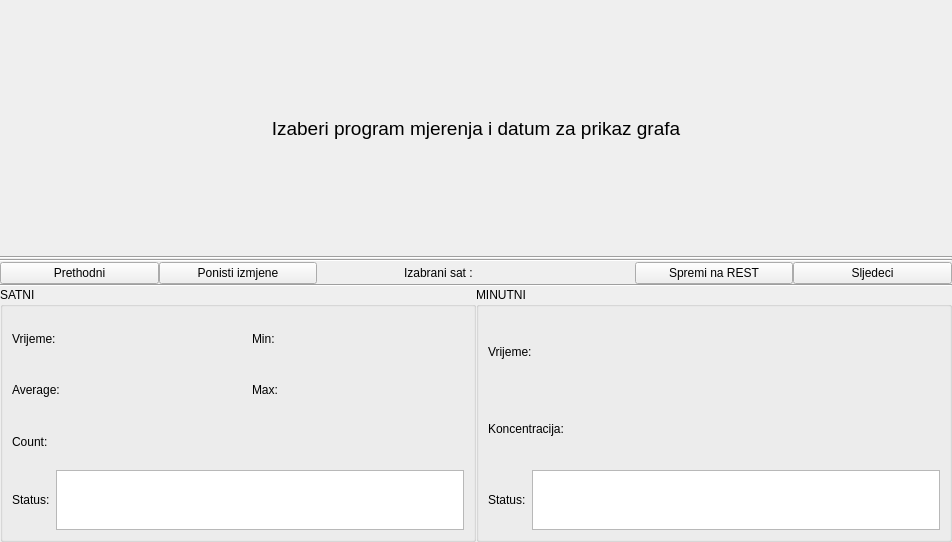
Before: the Qt Designer form app/view/ui_files/konc_graf_panel.ui in kluksa/kontrola-podataka, drawn with Qt 5.
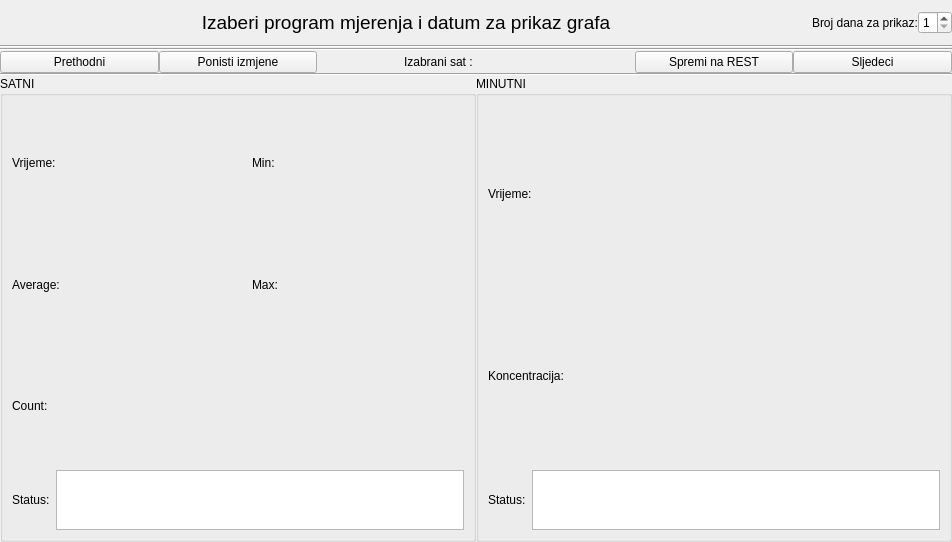
After: the same form once the commit is applied.

Commit message:
podrska za prikaz vise dana na satnom grafu
- spin box za kontrolu je desno od labela. Limitiran je na max 5 dana.
- upload minutnih podataka na rest se odnosi na sve sto je na grafu.

What changed in the file:
```diff
--- a/app/view/ui_files/konc_graf_panel.ui
+++ b/app/view/ui_files/konc_graf_panel.ui
@@ -27,9 +27,11 @@
     <number>0</number>
    </property>
    <item>
+    <layout class="QHBoxLayout" name="horizontalLayout_5">
+     <item>
     <widget class="QLabel" name="glavniLabel">
      <property name="sizePolicy">
-      <sizepolicy hsizetype="Minimum" vsizetype="Minimum">
+        <sizepolicy hsizetype="MinimumExpanding" vsizetype="Minimum">
        <horstretch>0</horstretch>
        <verstretch>0</verstretch>
       </sizepolicy>
@@ -55,6 +57,40 @@
       <bool>true</bool>
      </property>
     </widget>
+     </item>
+     <item>
+      <widget class="QLabel" name="label_3">
+       <property name="sizePolicy">
+        <sizepolicy hsizetype="Minimum" vsizetype="Preferred">
+         <horstretch>0</horstretch>
+         <verstretch>0</verstretch>
+        </sizepolicy>
+       </property>
+       <property name="text">
+        <string>Broj dana za prikaz:</string>
+       </property>
+      </widget>
+     </item>
+     <item>
+      <widget class="QSpinBox" name="brojDanaSpin">
+       <property name="sizePolicy">
+        <sizepolicy hsizetype="Minimum" vsizetype="Fixed">
+         <horstretch>0</horstretch>
+         <verstretch>0</verstretch>
+        </sizepolicy>
+       </property>
+       <property name="minimum">
+        <number>1</number>
+       </property>
+       <property name="maximum">
+        <number>5</number>
+       </property>
+       <property name="value">
+        <number>1</number>
+       </property>
+      </widget>
+     </item>
+    </layout>
    </item>
    <item>
     <widget class="Line" name="line_3">
```
Lines whose indentation alone changed are shown as unchanged. The commit also changes 11 other files.
